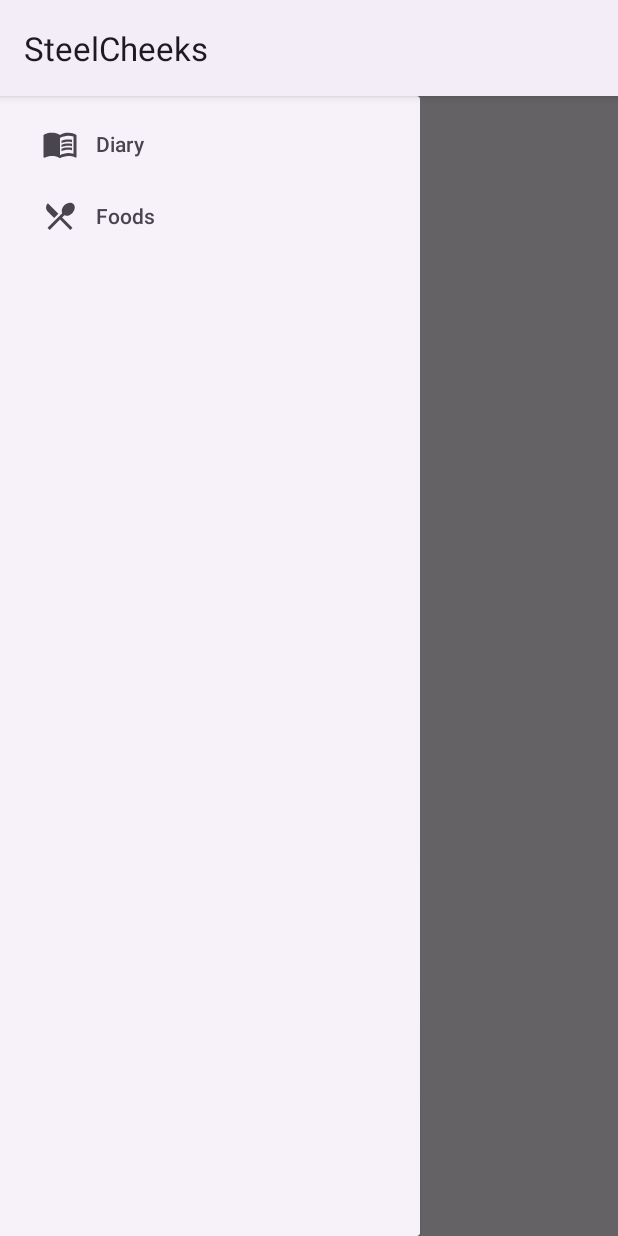
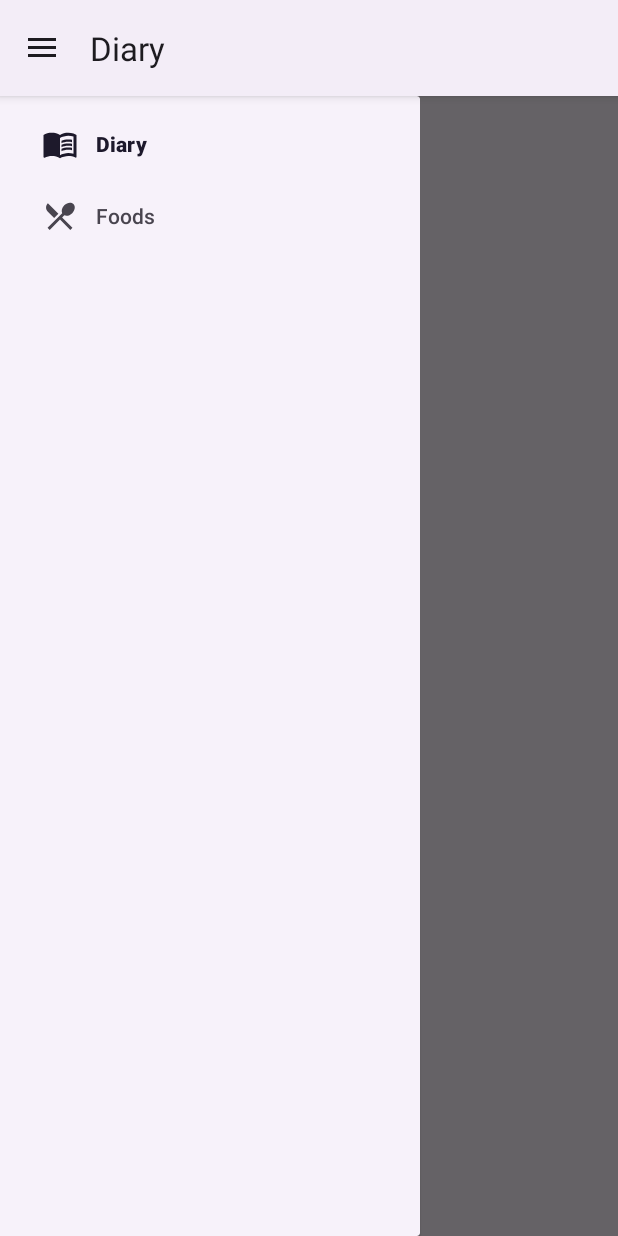
Before and after one commit to aarlucper93/SteelCheeks, an Android app: the screen it shows after launch (MainActivity), with the side drawer open, on a phone screen of 412 x 824 dp. Run offline under Robolectric (Android 15) with nearby library versions, the phone set to English and light mode, and no system bars; our stand-ins replace Room's generated code, navigation-ui; libraries missing offline, so code that uses them is left out: com.jakewharton.threetenabp; 1 statement that could not run was skipped.

Commit message:
Switched default destination to diary

```diff
--- a/app/src/main/res/navigation/nav_graph.xml
+++ b/app/src/main/res/navigation/nav_graph.xml
@@ -3,10 +3,10 @@
     xmlns:app="http://schemas.android.com/apk/res-auto"
     xmlns:tools="http://schemas.android.com/tools"
     android:id="@+id/nav_graph"
-    app:startDestination="@id/foodListFragment">
+    app:startDestination="@id/diaryFragment">
     <fragment
         android:id="@+id/foodListFragment"
-        android:name="com.example.steelcheeks.ui.FoodListFragment"
+        android:name="com.example.steelcheeks.ui.food.FoodListFragment"
         android:label="Foods">
         <action
             android:id="@+id/action_foodListFragment_to_foodDetailFragment"
@@ -16,9 +16,10 @@
     </fragment>
     <fragment
         android:id="@+id/foodDetailFragment"
-        android:name="com.example.steelcheeks.ui.FoodDetailFragment"
+        android:name="com.example.steelcheeks.ui.food.FoodDetailFragment"
         android:label="Food Details">
-        <argument android:name="barcode" />
+        <argument android:name="barcode"
+            app:argType="string" />
         <action
             android:id="@+id/action_foodDetailFragment_to_foodListFragment"
             app:destination="@id/foodListFragment"
@@ -27,11 +28,13 @@
             app:popUpTo="@id/foodListFragment" />
         <action
             android:id="@+id/action_foodDetailFragment_to_diaryFragment"
-            app:destination="@id/diaryFragment" />
+            app:destination="@id/diaryFragment"
+            app:popUpTo="@id/diaryFragment"
+            app:popUpToInclusive="true"/>
     </fragment>
     <fragment
         android:id="@+id/diaryFragment"
-        android:name="com.example.steelcheeks.ui.DiaryFragment"
+        android:name="com.example.steelcheeks.ui.diary.DiaryFragment"
         android:label="Diary"
         tools:layout="@layout/fragment_diary" />
 </navigation>
```
